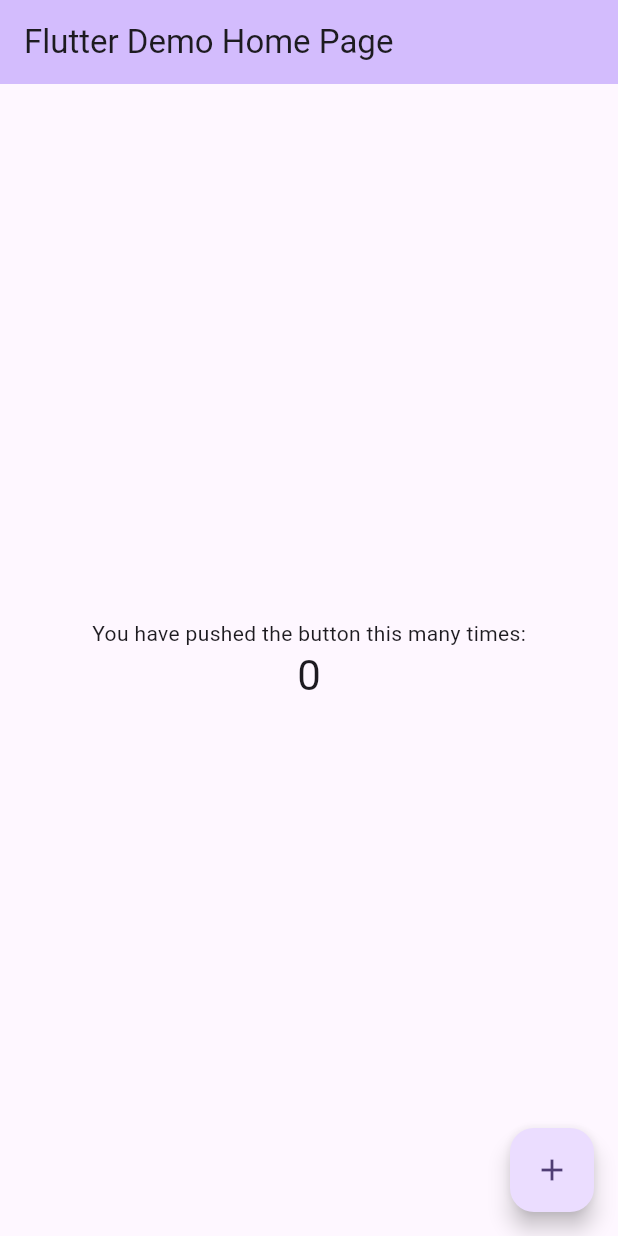
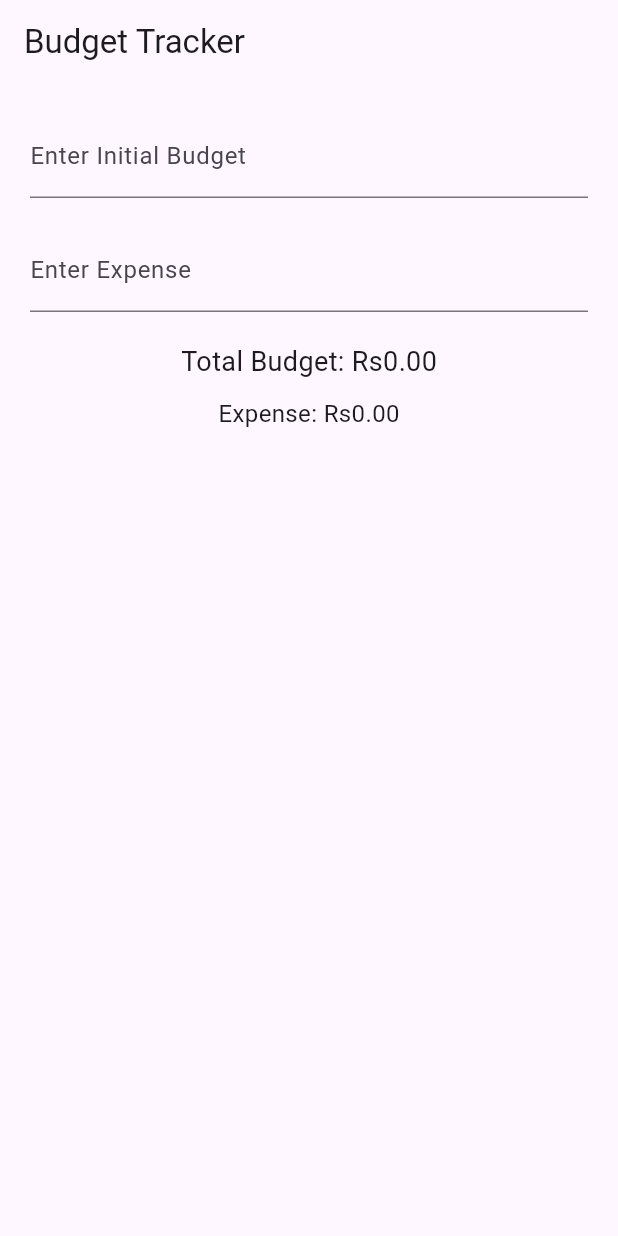
Before and after one commit to RishiMK16/budgettracker, a Flutter app: the screen it shows after launch, on a phone screen of 412 x 824 dp. Run offline on Flutter 3.47's test engine with Material 3 defaults, Android fonts, the phone set to English and light mode, and no system bars.

Commit message:
basic expense tracker

```diff
--- /dev/null
+++ b/lib/home.dart
@@ -0,0 +1,74 @@
+import 'package:flutter/material.dart';
+
+class BudgetTrackerHomePage extends StatefulWidget {
+  @override
+  _BudgetTrackerHomePageState createState() => _BudgetTrackerHomePageState();
+}
+
+class _BudgetTrackerHomePageState extends State<BudgetTrackerHomePage> {
+  double totalBudget = 0; // Stores the total budget amount
+  double expense = 0; // Stores the current expense amount
+
+  void updateTotal(double amount) {
+    setState(() {
+      totalBudget = amount;
+      expense = 0; // Reset expense after update
+    });
+  }
+
+  void deductExpense(double amount) {
+    setState(() {
+      expense = amount;
+      if (expense <= totalBudget) {
+        totalBudget -= expense;
+      } else {
+        // Handle exceeding budget scenario (optional: show warning)
+      }
+    });
+  }
+
+  @override
+  Widget build(BuildContext context) {
+    return Scaffold(
+      appBar: AppBar(
+        title: Text('Budget Tracker'),
+      ),
+      body: SingleChildScrollView(
+        padding: EdgeInsets.all(20.0),
+        child: Column(
+          children: [
+            TextField(
+              keyboardType: TextInputType.number,
+              decoration: InputDecoration(
+                labelText: 'Enter Initial Budget',
+              ),
+              onSubmitted: (value) {
+                updateTotal(double.parse(value));
+              },
+            ),
+            SizedBox(height: 20.0),
+            TextField(
+              keyboardType: TextInputType.number,
+              decoration: InputDecoration(
+                labelText: 'Enter Expense',
+              ),
+              onSubmitted: (value) {
+                deductExpense(double.parse(value));
+              },
+            ),
+            SizedBox(height: 20.0),
+            Text(
+              'Total Budget: \Rs' + totalBudget.toStringAsFixed(2), // Display formatted budget
+              style: TextStyle(fontSize: 18.0),
+            ),
+            SizedBox(height: 10.0),
+            Text(
+              'Expense: \Rs' + expense.toStringAsFixed(2), // Display formatted expense
+              style: TextStyle(fontSize: 16.0),
+            ),
+          ],
+        ),
+      ),
+    );
+  }
+}
--- a/lib/main.dart
+++ b/lib/main.dart
@@ -1,125 +1,15 @@
 import 'package:flutter/material.dart';
+import 'package:budgettracker/home.dart'; // Import the home.dart file
 
 void main() {
-  runApp(const MyApp());
+  runApp(MyApp());
 }
 
 class MyApp extends StatelessWidget {
-  const MyApp({super.key});
-
-  // This widget is the root of your application.
   @override
   Widget build(BuildContext context) {
     return MaterialApp(
-      title: 'Flutter Demo',
-      theme: ThemeData(
-        // This is the theme of your application.
-        //
-        // TRY THIS: Try running your application with "flutter run". You'll see
-        // the application has a purple toolbar. Then, without quitting the app,
-        // try changing the seedColor in the colorScheme below to Colors.green
-        // and then invoke "hot reload" (save your changes or press the "hot
-        // reload" button in a Flutter-supported IDE, or press "r" if you used
-        // the command line to start the app).
-        //
-        // Notice that the counter didn't reset back to zero; the application
-        // state is not lost during the reload. To reset the state, use hot
-        // restart instead.
-        //
-        // This works for code too, not just values: Most code changes can be
-        // tested with just a hot reload.
-        colorScheme: ColorScheme.fromSeed(seedColor: Colors.deepPurple),
-        useMaterial3: true,
-      ),
-      home: const MyHomePage(title: 'Flutter Demo Home Page'),
+      home: BudgetTrackerHomePage(), // Use BudgetTrackerHomePage from home.dart
     );
   }
 }
-
-class MyHomePage extends StatefulWidget {
-  const MyHomePage({super.key, required this.title});
-
-  // This widget is the home page of your application. It is stateful, meaning
-  // that it has a State object (defined below) that contains fields that affect
-  // how it looks.
-
-  // This class is the configuration for the state. It holds the values (in this
-  // case the title) provided by the parent (in this case the App widget) and
-  // used by the build method of the State. Fields in a Widget subclass are
-  // always marked "final".
-
-  final String title;
-
-  @override
-  State<MyHomePage> createState() => _MyHomePageState();
-}
-
-class _MyHomePageState extends State<MyHomePage> {
-  int _counter = 0;
-
-  void _incrementCounter() {
-    setState(() {
-      // This call to setState tells the Flutter framework that something has
-      // changed in this State, which causes it to rerun the build method below
-      // so that the display can reflect the updated values. If we changed
-      // _counter without calling setState(), then the build method would not be
-      // called again, and so nothing would appear to happen.
-      _counter++;
-    });
-  }
-
-  @override
-  Widget build(BuildContext context) {
-    // This method is rerun every time setState is called, for instance as done
-    // by the _incrementCounter method above.
-    //
-    // The Flutter framework has been optimized to make rerunning build methods
-    // fast, so that you can just rebuild anything that needs updating rather
-    // than having to individually change instances of widgets.
-    return Scaffold(
-      appBar: AppBar(
-        // TRY THIS: Try changing the color here to a specific color (to
-        // Colors.amber, perhaps?) and trigger a hot reload to see the AppBar
-        // change color while the other colors stay the same.
-        backgroundColor: Theme.of(context).colorScheme.inversePrimary,
-        // Here we take the value from the MyHomePage object that was created by
-        // the App.build method, and use it to set our appbar title.
-        title: Text(widget.title),
-      ),
-      body: Center(
-        // Center is a layout widget. It takes a single child and positions it
-        // in the middle of the parent.
-        child: Column(
-          // Column is also a layout widget. It takes a list of children and
-          // arranges them vertically. By default, it sizes itself to fit its
-          // children horizontally, and tries to be as tall as its parent.
-          //
-          // Column has various properties to control how it sizes itself and
-          // how it positions its children. Here we use mainAxisAlignment to
-          // center the children vertically; the main axis here is the vertical
-          // axis because Columns are vertical (the cross axis would be
-          // horizontal).
-          //
-          // TRY THIS: Invoke "debug painting" (choose the "Toggle Debug Paint"
-          // action in the IDE, or press "p" in the console), to see the
-          // wireframe for each widget.
-          mainAxisAlignment: MainAxisAlignment.center,
-          children: <Widget>[
-            const Text(
-              'You have pushed the button this many times:',
-            ),
-            Text(
-              '$_counter',
-              style: Theme.of(context).textTheme.headlineMedium,
-            ),
-          ],
-        ),
-      ),
-      floatingActionButton: FloatingActionButton(
-        onPressed: _incrementCounter,
-        tooltip: 'Increment',
-        child: const Icon(Icons.add),
-      ), // This trailing comma makes auto-formatting nicer for build methods.
-    );
-  }
-}
```
